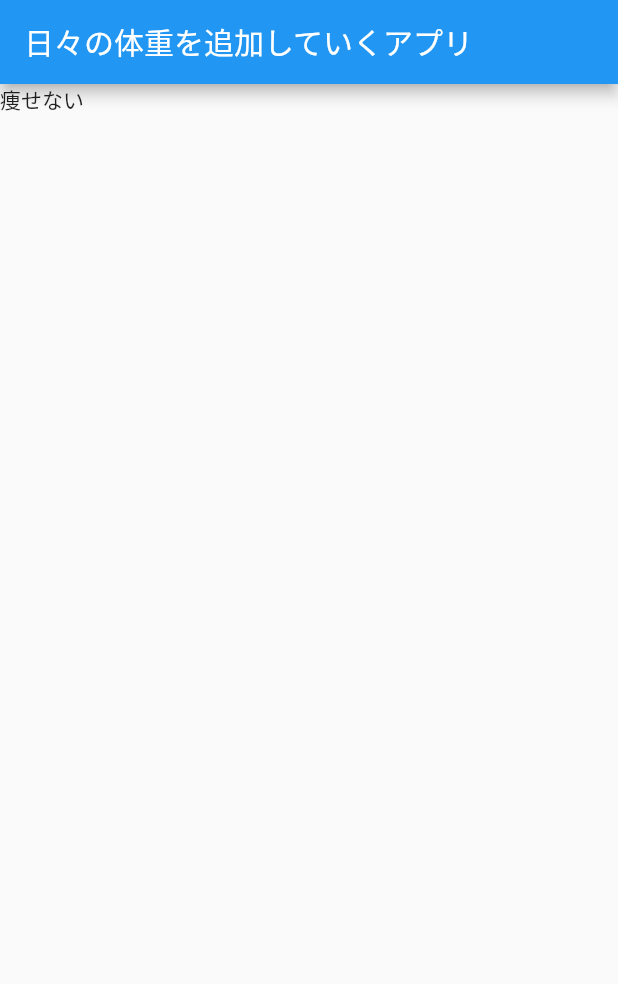
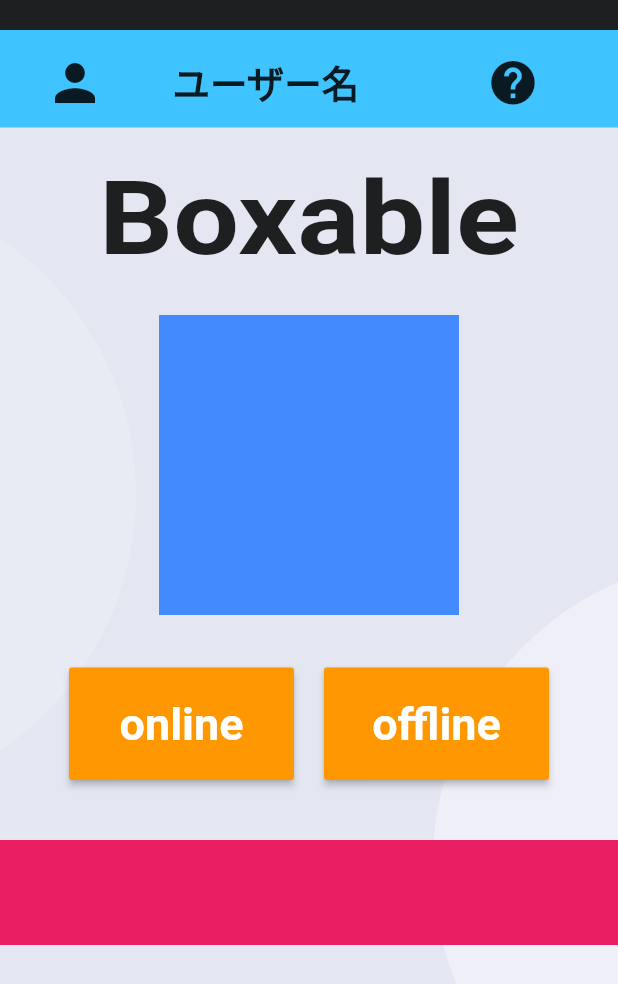
Before and after one commit to KooimaI9/product1, a Flutter app: the screen it shows after launch, on a phone screen of 412 x 824 dp. Shown: the top 984 px of the screen. Run offline on Flutter 3.47's test engine with Material 2 defaults, Android fonts, the phone set to English and light mode, and no system bars.

Commit message:
version1_layout

```diff
--- /dev/null
+++ b/lib/app_background.dart
@@ -0,0 +1,39 @@
+import 'package:flutter/material.dart';
+
+class AppBackground extends StatelessWidget {
+  @override
+  Widget build(BuildContext context) {
+    return LayoutBuilder(builder: (context, contraint) {
+      final height = contraint.maxHeight;
+      final width = contraint.maxWidth;
+
+      return Stack(
+        children: <Widget>[
+          Container(
+            color: Color(0xFFE4E6F1),
+          ),
+          Positioned(
+            top: height * 0.20,
+            left: height * 0.35,
+            child: Container(
+              height: height,
+              width: width,
+              decoration: BoxDecoration(
+                  shape: BoxShape.circle, color: Colors.white.withOpacity(0.4)),
+            ),
+          ),
+          Positioned(
+            top: -height * 0.10,
+            left: -height * 0.39,
+            child: Container(
+              height: height,
+              width: width,
+              decoration: BoxDecoration(
+                  shape: BoxShape.circle, color: Colors.white.withOpacity(0.2)),
+            ),
+          ),
+        ],
+      );
+    });
+  }
+}
--- a/lib/main.dart
+++ b/lib/main.dart
@@ -1,16 +1,163 @@
 import 'package:flutter/material.dart';
+import 'package:flutter_app1/app_background.dart';
 
-import 'mypage/mypage.dart';
+void main() => runApp(
+      MaterialApp(
+        debugShowCheckedModeBanner: false,
+        home: MyApp(),
+      ),
+    );
 
-void main() {
-  runApp(MyApp());
+class MyApp extends StatefulWidget {
+  @override
+  State<StatefulWidget> createState() {
+    return _State();
+  }
 }
 
-class MyApp extends StatelessWidget {
+class _State extends State<MyApp> {
   @override
   Widget build(BuildContext context) {
-    return MaterialApp(
-      home: MyPage(),
+    return Scaffold(
+      body: Stack(children: [
+        AppBackground(),
+        Center(
+          child: Column(children: <Widget>[
+            Container(
+              height: 20,
+              color: Colors.black87,
+            ),
+            Container(
+              color: Colors.lightBlueAccent,
+              child: Column(children: [
+                SizedBox(
+                  height: 15,
+                ),
+                Container(
+                  child: Row(
+                    children: <Widget>[
+                      SizedBox(
+                        width: 30,
+                      ),
+                      SizedBox(
+                        width: 40,
+                        height: 40,
+                        child: FittedBox(
+                            fit: BoxFit.fill, child: Icon(Icons.person)),
+                      ),
+                      SizedBox(
+                        width: 45,
+                      ),
+                      Text(
+                        "ユーザー名",
+                        style: TextStyle(
+                          fontWeight: FontWeight.bold,
+                          fontSize: 25,
+                        ),
+                      ),
+                      SizedBox(
+                        width: 85,
+                      ),
+                      SizedBox(
+                        width: 35,
+                        height: 35,
+                        child: FittedBox(
+                            fit: BoxFit.fill, child: Icon(Icons.help)),
+                      ),
+                      SizedBox(
+                        width: 5,
+                      ),
+                    ],
+                  ),
+                ),
+                SizedBox(
+                  height: 10,
+                )
+              ]),
+            ),
+            Container(
+              child: Column(children: <Widget>[
+                SizedBox(
+                  height: 20,
+                ),
+                SizedBox(
+                  height: 80,
+                  width: 280,
+                  child: FittedBox(
+                    fit: BoxFit.fill,
+                    child: Text(
+                      "Boxable",
+                      style: TextStyle(
+                        fontWeight: FontWeight.bold,
+                        fontSize: 60,
+                      ),
+                    ),
+                  ),
+                ),
+                SizedBox(
+                  height: 25,
+                ),
+                Container(
+                  color: Colors.blueAccent,
+                  height: 200,
+                  width: 200,
+                ),
+                SizedBox(
+                  height: 35,
+                ),
+              ]),
+            ),
+            Container(
+              child: Row(
+                  mainAxisAlignment: MainAxisAlignment.center,
+                  children: <Widget>[
+                    ButtonTheme(
+                      minWidth: 150,
+                      height: 75,
+                      child: RaisedButton(
+                        child: const Text(
+                          'online',
+                          style: TextStyle(
+                            fontWeight: FontWeight.bold,
+                            fontSize: 30,
+                          ),
+                        ),
+                        color: Colors.orange,
+                        textColor: Colors.white,
+                        onPressed: () {},
+                      ),
+                    ),
+                    SizedBox(
+                      width: 20,
+                    ),
+                    ButtonTheme(
+                      minWidth: 150,
+                      height: 75,
+                      child: RaisedButton(
+                        child: const Text(
+                          'offline',
+                          style: TextStyle(
+                            fontWeight: FontWeight.bold,
+                            fontSize: 30,
+                          ),
+                        ),
+                        color: Colors.orange,
+                        textColor: Colors.white,
+                        onPressed: () {},
+                      ),
+                    ),
+                  ]),
+            ),
+            SizedBox(
+              height: 40,
+            ),
+            Container(
+              height: 70,
+              color: Colors.pink,
+            ),
+          ]),
+        ),
+      ]),
     );
   }
 }
--- a/lib/mypage/mypage.dart
+++ /dev/null
@@ -1,16 +0,0 @@
-import 'package:flutter/cupertino.dart';
-import 'package:flutter/material.dart';
-
-class MyPage extends StatelessWidget {
-  const MyPage({Key key}) : super(key: key);
-
-  @override
-  Widget build(BuildContext context) {
-    return Scaffold(
-      appBar: AppBar(
-        title: Text('日々の体重を追加していくアプリ'),
-      ),
-      body: Text('痩せない'),
-    );
-  }
-}
```
Also changed, not shown: 1 other file.
